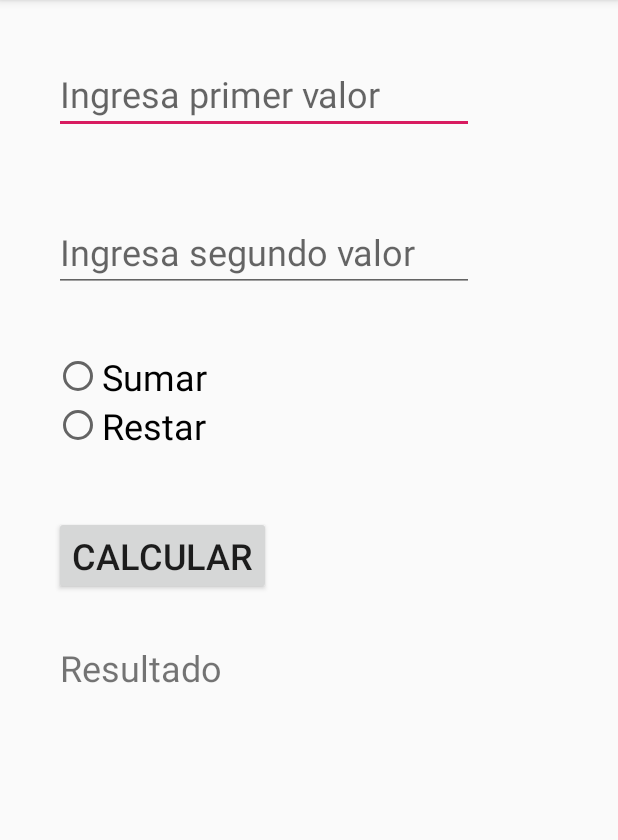
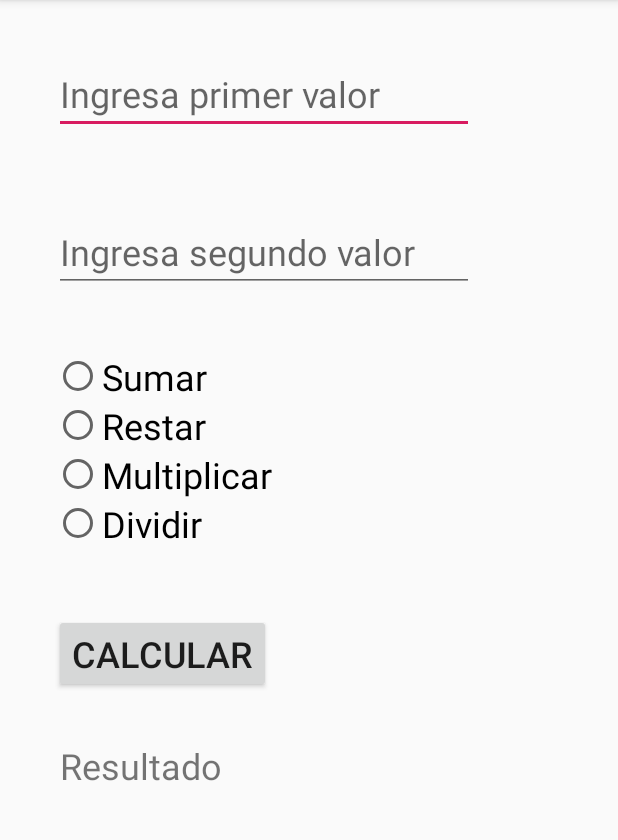
Before and after one commit to njm181/AndroidApps, an Android app: the screen it shows after launch (MainActivity), on a phone screen of 412 x 824 dp, the part 84-924 px from its top. Run offline under Robolectric (Android 15) with nearby library versions, the phone set to English and light mode, and no system bars.

Commit message:
Calculadora con 4 funciones matematicas

```diff
--- a/App_RadioButton/app/src/main/res/layout/activity_main.xml
+++ b/App_RadioButton/app/src/main/res/layout/activity_main.xml
@@ -59,6 +59,22 @@
             android:layout_weight="1"
             android:text="@string/rb_res"
             android:textSize="24sp" />
+
+        <RadioButton
+            android:id="@+id/rb_multiplicar"
+            android:layout_width="wrap_content"
+            android:layout_height="wrap_content"
+            android:layout_weight="1"
+            android:text="@string/rb_mult"
+            android:textSize="24sp" />
+
+        <RadioButton
+            android:id="@+id/rb_dividir"
+            android:layout_width="wrap_content"
+            android:layout_height="wrap_content"
+            android:layout_weight="1"
+            android:text="@string/rb_div"
+            android:textSize="24sp" />
     </RadioGroup>
 
     <Button
--- a/App_RadioButton/app/src/main/res/values/strings.xml
+++ b/App_RadioButton/app/src/main/res/values/strings.xml
@@ -4,6 +4,8 @@
     <string name="txt_valor2">Ingresa segundo valor</string>
     <string name="rb_sum">Sumar</string>
     <string name="rb_res">Restar</string>
+    <string name="rb_mult">Multiplicar</string>
+    <string name="rb_div">Dividir</string>
     <string name="button">Calcular</string>
     <string name="tv_Result">Resultado</string>
 </resources>
```
Also changed, not shown: App_RadioButton/app/src/main/java/com/example/app_radiobutton/MainActivity.java (+23 -4 lines).
